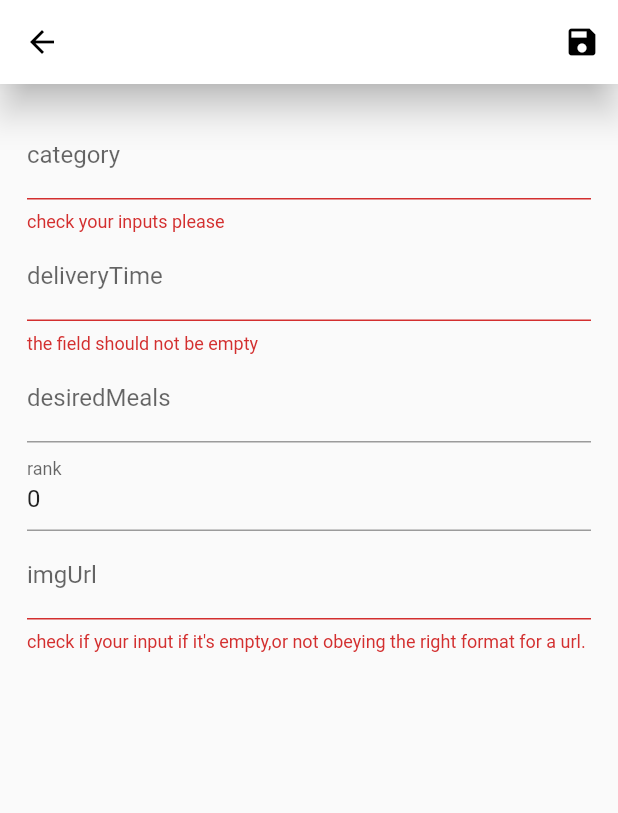
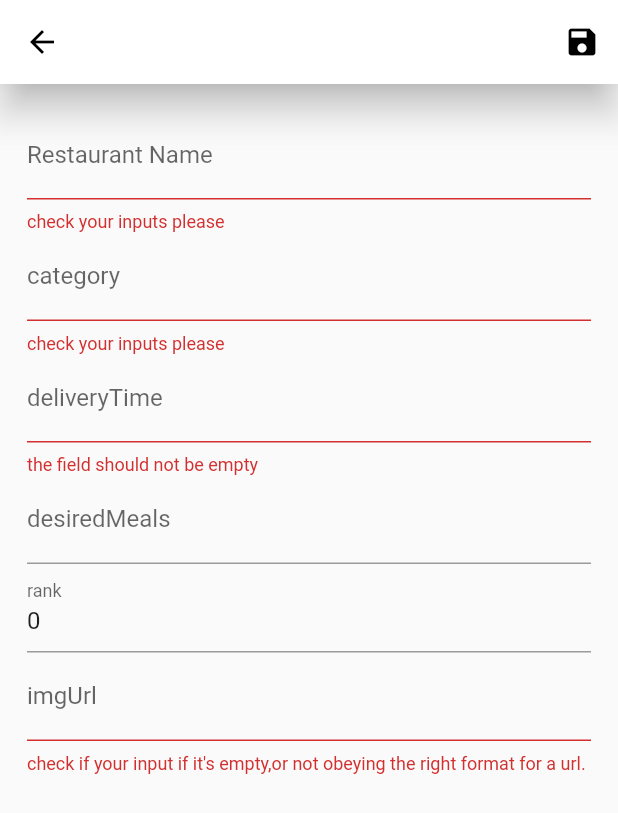
Before and after one commit to Mo0Khaled/food-delivery-flutterapp, a Flutter app: the ManageRestaurants screen opened by its route, after a tap on the "save" icon, on a phone screen of 412 x 824 dp. Shown: the top 813 px of the screen. Run offline on Flutter 3.47's test engine with Material 2 defaults, Android fonts, the phone set to English and light mode, and no system bars; our stand-ins replace bottom_navy_bar, cloud_firestore, dots_indicator, firebase_auth, firebase_core, font_awesome_flutter and 4 more; accounts and stored records are empty.

Commit message:
some edit

```diff
--- a/lib/models/image_sqlite.dart
+++ b/lib/models/image_sqlite.dart
@@ -1,4 +1,3 @@
-import 'dart:io';
 
 class ImagaSqlite {
   String id;
@@ -10,9 +9,8 @@ class ImagaSqlite {
     Map<String, dynamic> map = {"idd": id, "imageNamee": imageName};
     return map;
   }
-
   ImagaSqlite.fromMap(Map<String, dynamic> json) {
-    id = json["id"];
-    imageName = json["imageName"];
+    id = json["idd"];
+    imageName = json["imageNamee"];
   }
 }
--- a/lib/models/restaurant_model.dart
+++ b/lib/models/restaurant_model.dart
@@ -1,18 +1,19 @@
-
 class RestaurantModel {
   final String id;
+  final String restaurant;
   final String category;
   final double rank;
   final String imgUrl;
   final String deliveryTime;
   final String desiredOrders;
 
-  RestaurantModel(
-      {this.id,
-      this.category,
-      this.deliveryTime,
-      this.desiredOrders,
-      this.imgUrl,
-      this.rank
-      });
+  RestaurantModel({
+    this.id,
+    this.restaurant,
+    this.category,
+    this.deliveryTime,
+    this.desiredOrders,
+    this.imgUrl,
+    this.rank,
+  });
 }
--- a/lib/providers/authinticate_provider.dart
+++ b/lib/providers/authinticate_provider.dart
@@ -96,13 +96,12 @@ class Autheticate with ChangeNotifier {
   Future<void> signout(BuildContext context)async{
     try {
       await _auth.signOut();
-      Navigator.of(context).pushNamed(SignupScreen.nameRoute);
+      notifyListeners();
     }catch(e){
       Scaffold.of(context).showSnackBar(SnackBar(
         content: Text("you can't log out"),
       ));
     }
-  notifyListeners();
 
 }
 
--- a/lib/providers/restaurant_provider.dart
+++ b/lib/providers/restaurant_provider.dart
@@ -5,27 +5,27 @@ import 'package:flutter/cupertino.dart';
 import 'package:cloud_firestore/cloud_firestore.dart';
 
 class RestaurantProvider with ChangeNotifier {
+  FirebaseFirestore _store = FirebaseFirestore.instance;
+  List<RestaurantModel> _restaurants = [];
 
-
-  FirebaseFirestore _store =FirebaseFirestore.instance;
-  List<RestaurantModel> _restaurants=[];
-
-  List<RestaurantModel> get restaurantsList{
+  List<RestaurantModel> get restaurantsList {
     return _restaurants;
   }
 
-
-  List<RestaurantModel> filterByCategory(String name){
-    return _restaurants.where((element) => element.category.contains(name)).toList();
+  List<RestaurantModel> filterByCategory(String name) {
+    return _restaurants
+        .where((element) => element.category.contains(name))
+        .toList();
   }
 
-  void addProducts(RestaurantModel restaurant,BuildContext context)async{
+  void addRestaurant(RestaurantModel restaurant, BuildContext context) async {
     await _store.collection(kRestaurantsCollection).add({
-      kRestaurantCategory:restaurant.category,
-      kRestaurantDeliveryTime:restaurant.deliveryTime,
-      kRestaurantImgUrl:restaurant.imgUrl,
-      kRestaurantDesiredOrders:restaurant.desiredOrders,
-      kRestaurantRank:restaurant.rank,
+      'restaurant_name': restaurant.restaurant,
+      kRestaurantCategory: restaurant.category,
+      kRestaurantDeliveryTime: restaurant.deliveryTime,
+      kRestaurantImgUrl: restaurant.imgUrl,
+      kRestaurantDesiredOrders: restaurant.desiredOrders,
+      kRestaurantRank: restaurant.rank,
     });
 
     Navigator.of(context).pushNamed(AdminRestaurantScreen.nameRoute);
@@ -36,47 +36,45 @@ class RestaurantProvider with ChangeNotifier {
   }
 
   Future<List<RestaurantModel>> fetch() async {
-    List<RestaurantModel> res=[];
-    var snapshot=await _store.collection(kRestaurantsCollection).get();
-    for(var doc in snapshot.docs){
+    List<RestaurantModel> res = [];
+    var snapshot = await _store.collection(kRestaurantsCollection).get();
+    for (var doc in snapshot.docs) {
       var data = doc.data();
-      res.add(RestaurantModel(
+      res.add(
+        RestaurantModel(
+            restaurant: data['restaurant_name'],
             deliveryTime: data[kRestaurantDeliveryTime],
             imgUrl: data[kRestaurantImgUrl],
             desiredOrders: data[kRestaurantDesiredOrders],
             category: data[kRestaurantCategory],
             rank: data[kRestaurantRank],
-          id: doc.id
-      ));
+            id: doc.id),
+      );
     }
-    _restaurants=res;
+    _restaurants = res;
     return _restaurants;
   }
 
-
-  deleteRestaurant(String id)async{
+  deleteRestaurant(String id) async {
     await _store.collection(kRestaurantsCollection).doc(id).delete();
-    _restaurants.removeWhere((element) => element.id==id);
+    _restaurants.removeWhere((element) => element.id == id);
     notifyListeners();
   }
 
-
-
-    updateRestaurants(String id,RestaurantModel rest) async {
+  updateRestaurants(String id, RestaurantModel rest) async {
     await _store.collection(kRestaurantsCollection).doc(id).update({
-       kRestaurantImgUrl:rest.imgUrl,
-       kRestaurantCategory:rest.category,
-       kRestaurantDesiredOrders:rest.desiredOrders,
-       kRestaurantRank:rest.rank,
-       kRestaurantDeliveryTime:rest.deliveryTime
+      kRestaurantImgUrl: rest.imgUrl,
+      kRestaurantCategory: rest.category,
+      kRestaurantDesiredOrders: rest.desiredOrders,
+      kRestaurantRank: rest.rank,
+      kRestaurantDeliveryTime: rest.deliveryTime
     });
     notifyListeners();
   }
 
-
-  findById(String id)  {
-    RestaurantModel rest=_restaurants.firstWhere((element) => element.id==id);
+  findById(String id) {
+    RestaurantModel rest =
+        _restaurants.firstWhere((element) => element.id == id);
     return rest;
   }
-
 }
--- a/lib/screens/manage_restaurants_screen.dart
+++ b/lib/screens/manage_restaurants_screen.dart
@@ -20,6 +20,7 @@ class _ManageRestaurantsState extends State<ManageRestaurants> {
   final FocusNode categoryNode = FocusNode();
 
   Map<String, dynamic> restaurantFields = {
+    'restaurant_name': "",
     kRestaurantRank: 0.toString(),
     kRestaurantDesiredOrders: "",
     kRestaurantImgUrl: "",
@@ -29,12 +30,14 @@ class _ManageRestaurantsState extends State<ManageRestaurants> {
 
   RestaurantModel rModel = RestaurantModel(
     id: null,
+    restaurant: "",
     category: "",
     deliveryTime: "",
     desiredOrders: "",
     imgUrl: "",
     rank: 0,
   );
+
   // final TextEditingController _imgController = TextEditingController();
 
   @override
@@ -59,6 +62,7 @@ class _ManageRestaurantsState extends State<ManageRestaurants> {
         rModel =
             Provider.of<RestaurantProvider>(context).findById(restaurantId);
         restaurantFields = {
+          'restaurant_name': rModel.restaurant,
           kRestaurantRank: rModel.rank.toString(),
           kRestaurantCategory: rModel.category,
           kRestaurantDeliveryTime: rModel.deliveryTime,
@@ -80,7 +84,7 @@ class _ManageRestaurantsState extends State<ManageRestaurants> {
             .updateRestaurants(rModel.id, rModel);
       } else {
         Provider.of<RestaurantProvider>(context, listen: false)
-            .addProducts(rModel,context);
+            .addRestaurant(rModel, context);
       }
     } else {
       Scaffold.of(context).showSnackBar(SnackBar(
@@ -110,6 +114,31 @@ class _ManageRestaurantsState extends State<ManageRestaurants> {
               crossAxisAlignment: CrossAxisAlignment.center,
               children: <Widget>[
                 TextFormField(
+                  initialValue: restaurantFields['restaurant_name'],
+                  validator: (val) {
+                    if (val.isEmpty) {
+                      return "check your inputs please";
+                    }
+                    return null;
+                  },
+                  onSaved: (val) {
+                    rModel = RestaurantModel(
+                        restaurant: val,
+                        category: rModel.category,
+                        id: rModel.id,
+                        deliveryTime: rModel.deliveryTime,
+                        desiredOrders: rModel.desiredOrders,
+                        imgUrl: rModel.imgUrl,
+                        rank: rModel.rank);
+                  },
+//                  onFieldSubmitted: (_) {
+//                    FocusScope.of(context).requestFocus(deliverTimeNode);
+//                  },
+                  textInputAction: TextInputAction.next,
+//                  focusNode: categoryNode,
+                  decoration: InputDecoration(labelText: "Restaurant Name"),
+                ),
+                TextFormField(
                   initialValue: restaurantFields[kRestaurantCategory],
                   validator: (val) {
                     if (val.isEmpty || val.length < 2) {
@@ -119,6 +148,7 @@ class _ManageRestaurantsState extends State<ManageRestaurants> {
                   },
                   onSaved: (val) {
                     rModel = RestaurantModel(
+                        restaurant: rModel.restaurant,
                         category: val,
                         id: rModel.id,
                         deliveryTime: rModel.deliveryTime,
@@ -137,6 +167,7 @@ class _ManageRestaurantsState extends State<ManageRestaurants> {
                   initialValue: restaurantFields[kRestaurantDeliveryTime],
                   onSaved: (val) {
                     rModel = RestaurantModel(
+                        restaurant: rModel.restaurant,
                         deliveryTime: val,
                         rank: rModel.rank,
                         imgUrl: rModel.imgUrl,
@@ -162,12 +193,14 @@ class _ManageRestaurantsState extends State<ManageRestaurants> {
                   initialValue: restaurantFields[kRestaurantDesiredOrders],
                   onSaved: (val) {
                     rModel = RestaurantModel(
-                        rank: rModel.rank,
-                        imgUrl: rModel.imgUrl,
-                        desiredOrders: val,
-                        deliveryTime: rModel.deliveryTime,
-                        category: rModel.category,
-                        id: rModel.id);
+                      restaurant: rModel.restaurant,
+                      rank: rModel.rank,
+                      imgUrl: rModel.imgUrl,
+                      desiredOrders: val,
+                      deliveryTime: rModel.deliveryTime,
+                      category: rModel.category,
+                      id: rModel.id,
+                    );
                   },
                   onFieldSubmitted: (_) {
                     FocusScope.of(context).requestFocus(imgUrlNode);
@@ -187,6 +220,7 @@ class _ManageRestaurantsState extends State<ManageRestaurants> {
                   initialValue: restaurantFields[kRestaurantRank].toString(),
                   onSaved: (val) {
                     rModel = RestaurantModel(
+                        restaurant: rModel.restaurant,
                         rank: double.parse(val),
                         category: rModel.category,
                         id: rModel.id,
@@ -213,6 +247,7 @@ class _ManageRestaurantsState extends State<ManageRestaurants> {
                   },
                   onSaved: (val) {
                     rModel = RestaurantModel(
+                        restaurant: rModel.restaurant,
                         rank: rModel.rank,
                         category: rModel.category,
                         id: rModel.id,
```
Also changed, not shown: lib/db_sqlite/db.dart (+25 -17 lines), lib/screens/user_profile_screen.dart (+35 -21 lines). Lines whose indentation alone changed are shown as unchanged.
